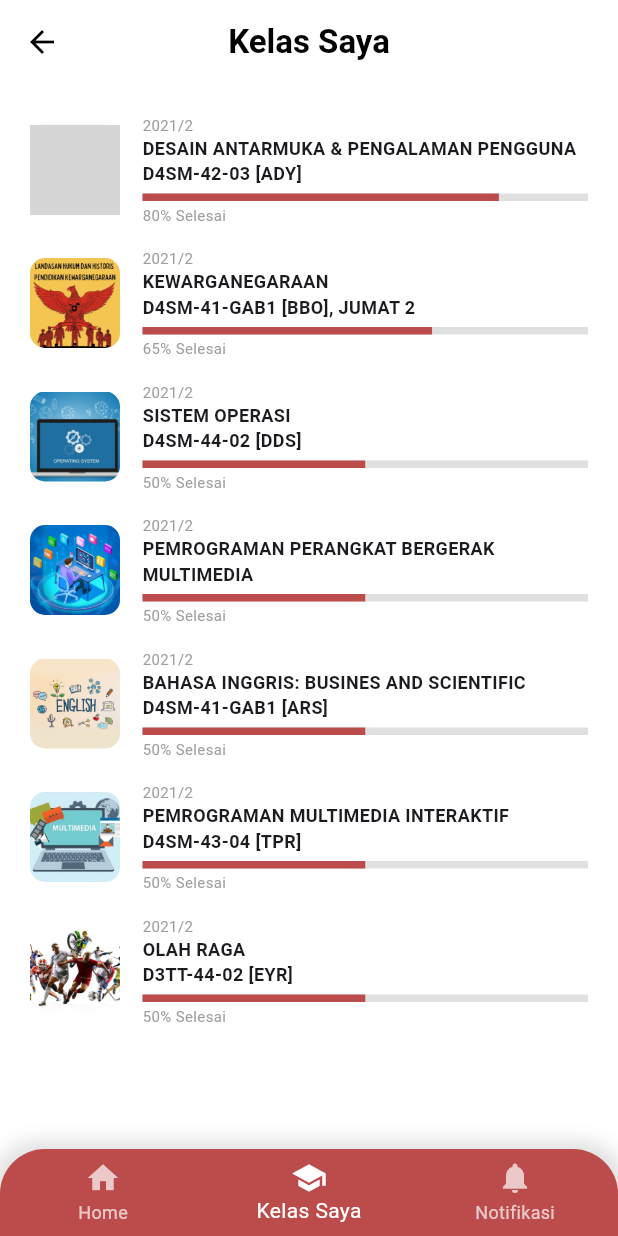
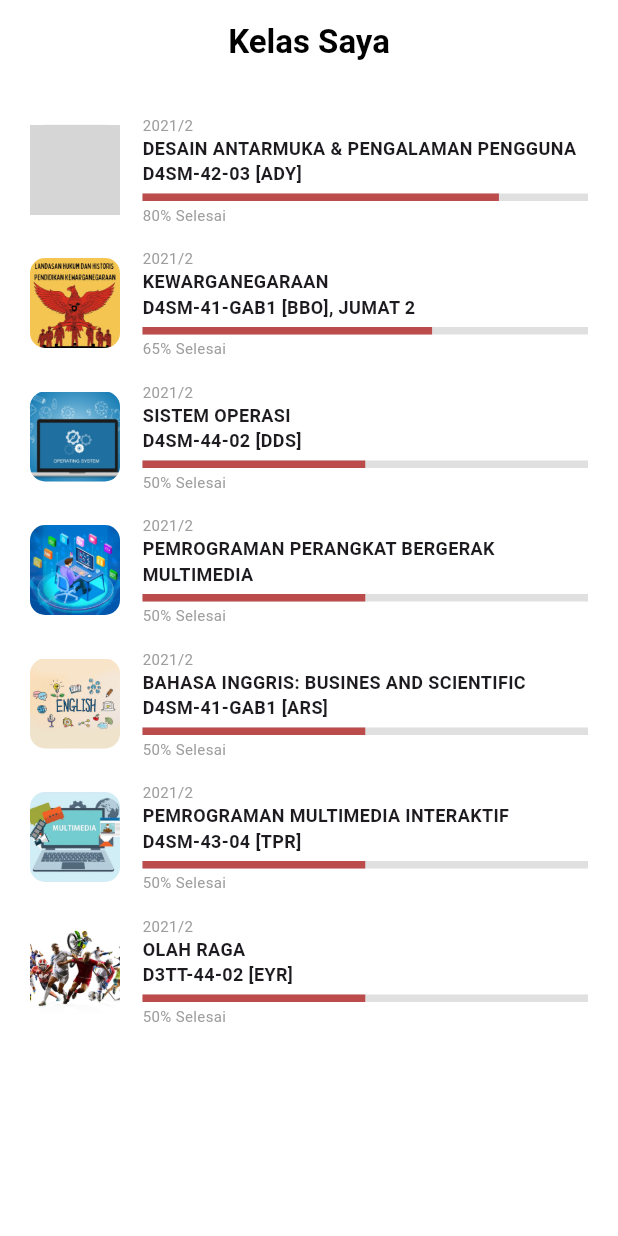
Before and after one commit to Yofaa123/Learning-Management-System, a Flutter app: the ClassScreen screen opened directly, on a phone screen of 412 x 824 dp. Run offline on Flutter 3.47's test engine with Material 3 defaults, Android fonts, the phone set to English and light mode, and no system bars; grey boxes are pictures that could not be loaded.

Commit message:
menambahkan buttom navigation bar pada halaman notifikasi

```diff
--- a/lib/screens/class/class_screen.dart
+++ b/lib/screens/class/class_screen.dart
@@ -1,6 +1,5 @@
 import 'package:flutter/material.dart';
 import '../../widgets/class_progress_item.dart';
-import '../notification/notification_screen.dart';
 
 class ClassScreen extends StatefulWidget {
   const ClassScreen({super.key});
@@ -10,22 +9,6 @@ class ClassScreen extends StatefulWidget {
 }
 
 class _ClassScreenState extends State<ClassScreen> {
-  final int _selectedIndex = 1; // "Kelas Saya" is index 1
-
-  void _onItemTapped(int index) {
-    if (index == 0) {
-      // Navigate back to Home
-      Navigator.pop(context);
-    } else if (index == 1) {
-      // Already on Class Screen
-    } else if (index == 2) {
-      Navigator.push(
-        context,
-        MaterialPageRoute(builder: (context) => const NotificationScreen()),
-      );
-    }
-  }
-
   @override
   Widget build(BuildContext context) {
     return Scaffold(
@@ -41,10 +24,7 @@ class _ClassScreenState extends State<ClassScreen> {
         centerTitle: true,
         backgroundColor: Colors.white,
         elevation: 0,
-        leading: IconButton(
-          icon: const Icon(Icons.arrow_back, color: Colors.black),
-          onPressed: () => Navigator.pop(context),
-        ),
+        automaticallyImplyLeading: false, // Remove automatic back button
       ),
       body: SingleChildScrollView(
         child: Padding(
@@ -102,44 +82,8 @@ class _ClassScreenState extends State<ClassScreen> {
                 progress: 50,
                 imagePath: 'assets/images/olahraga.jpg',
               ),
-              const SizedBox(height: 80), // Space for bottom nav
+              const SizedBox(height: 80),
             ],
-          ),
-        ),
-      ),
-      bottomNavigationBar: Container(
-        decoration: BoxDecoration(
-          borderRadius: const BorderRadius.only(
-            topLeft: Radius.circular(30.0),
-            topRight: Radius.circular(30.0),
-          ),
-          boxShadow: [
-            BoxShadow(color: Colors.black12, spreadRadius: 5, blurRadius: 10),
-          ],
-        ),
-        child: ClipRRect(
-          borderRadius: const BorderRadius.only(
-            topLeft: Radius.circular(30.0),
-            topRight: Radius.circular(30.0),
-          ),
-          child: BottomNavigationBar(
-            items: const <BottomNavigationBarItem>[
-              BottomNavigationBarItem(icon: Icon(Icons.home), label: 'Home'),
-              BottomNavigationBarItem(
-                icon: Icon(Icons.school),
-                label: 'Kelas Saya',
-              ),
-              BottomNavigationBarItem(
-                icon: Icon(Icons.notifications),
-                label: 'Notifikasi',
-              ),
-            ],
-            currentIndex: _selectedIndex,
-            selectedItemColor: Colors.white,
-            unselectedItemColor: Colors.white70,
-            backgroundColor: const Color(0xFFBC4B4B),
-            onTap: _onItemTapped,
-            type: BottomNavigationBarType.fixed,
           ),
         ),
       ),
```
Also changed, not shown: lib/screens/home/home_screen.dart (+73 -50 lines), lib/screens/notification/notification_screen.dart (+10 -2 lines).
